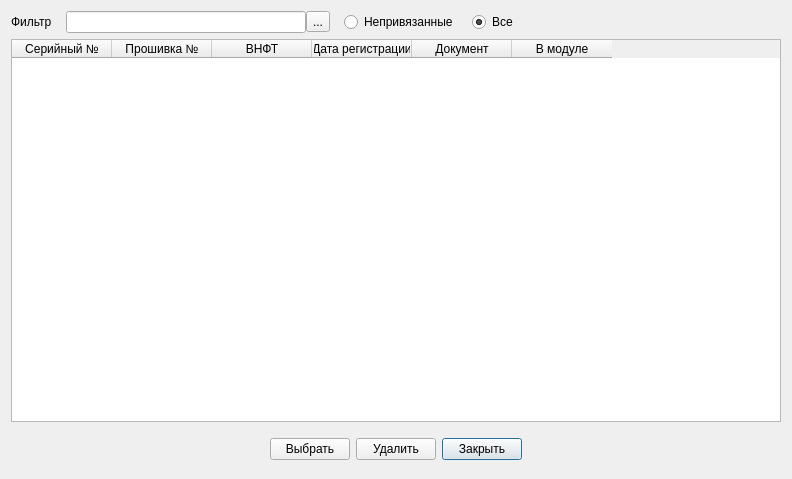
AlexeyScherbakov2021/Remont2, file Remont/platelistwindow.ui: the form before one commit.
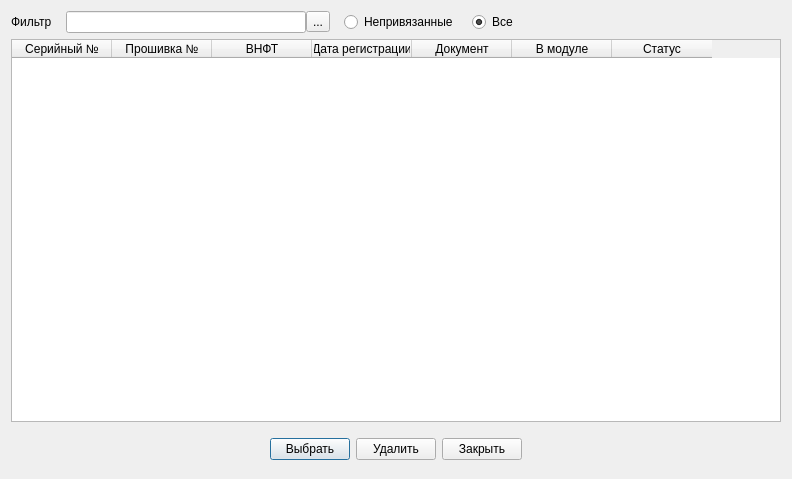
The form after the commit. Icons and pictures are not drawn.

```diff
--- a/Remont/platelistwindow.ui
+++ b/Remont/platelistwindow.ui
@@ -124,6 +124,11 @@
        <string>В модуле</string>
       </property>
      </column>
+     <column>
+      <property name="text">
+       <string>Статус</string>
+      </property>
+     </column>
     </widget>
    </item>
    <item>
@@ -196,8 +201,11 @@
          <height>24</height>
         </size>
        </property>
+       <property name="autoDefault">
+        <bool>false</bool>
+       </property>
        <property name="default">
-        <bool>true</bool>
+        <bool>false</bool>
        </property>
       </widget>
      </item>
```
Left out of the diff: 17 changed lines with no effect on the pictures.
